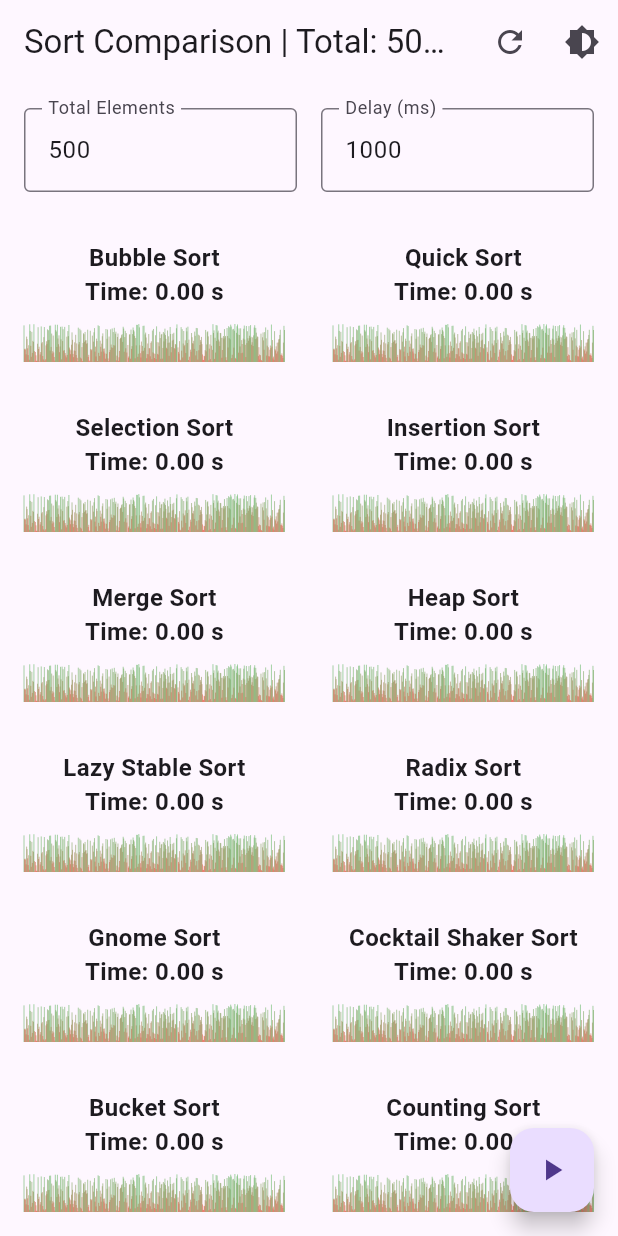
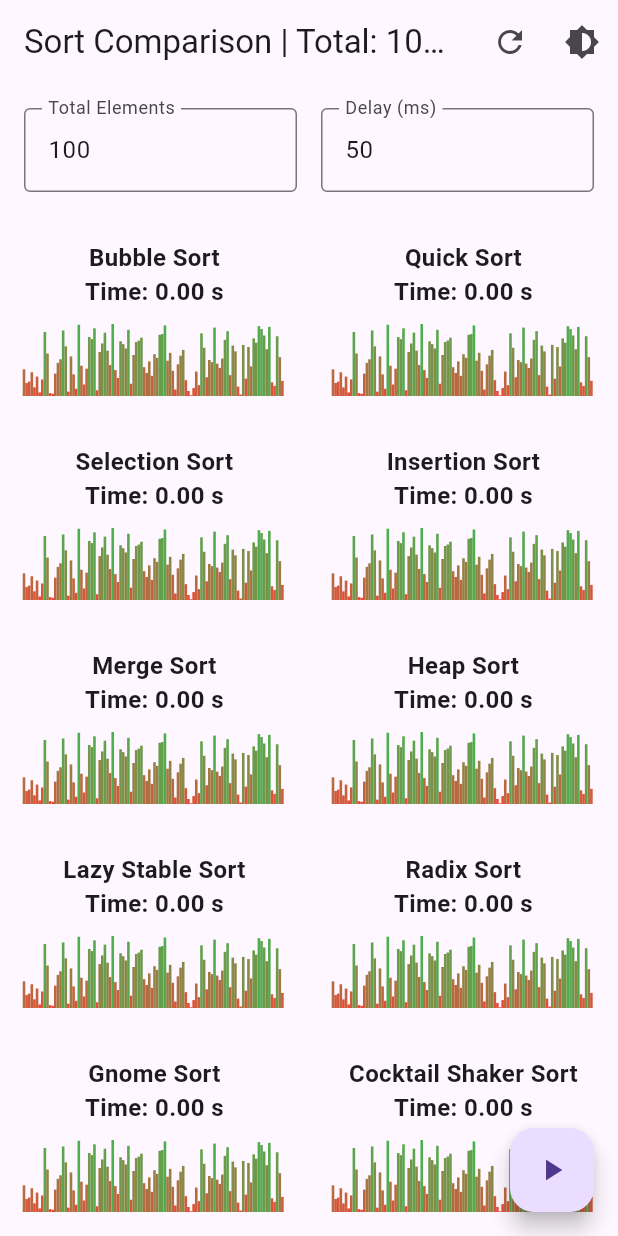
Before and after one commit to woobe-studio/Real-Time-Sort-Visualization, a Flutter app: the screen it shows after launch, after a tap on the "refresh" icon, on a phone screen of 412 x 824 dp. Run offline on Flutter 3.47's test engine with Material 3 defaults, Android fonts, the phone set to English and light mode, and no system bars.

Commit message:
fixed end user ui

```diff
--- a/lib/main.dart
+++ b/lib/main.dart
@@ -9,8 +9,6 @@ import 'sortAlgorithms/lazy_stable_sort.dart';
 import 'sortAlgorithms/radix_sort_lsd.dart';
 import 'sortAlgorithms/gnome_sort.dart';
 import 'sortAlgorithms/cocktail_shaker_sort.dart';
-import 'sortAlgorithms/bucket_sort.dart';
-import 'sortAlgorithms/counting_sort.dart';
 
 void main() {
   runApp(SortComparisonApp());
@@ -53,8 +51,6 @@ class _SortComparisonPageState extends State<SortComparisonPage> {
   List<int> _radixSortNumbers = [];
   List<int> _gnomeSortNumbers = [];
   List<int> _cocktailShakerSortNumbers = [];
-  List<int> _bucketSortNumbers = [];
-  List<int> _countingSortNumbers = [];
   bool _isSorting = false;
   bool _cancelSorting = false;
   int _duration = 50; // Default to milliseconds
@@ -62,7 +58,7 @@ class _SortComparisonPageState extends State<SortComparisonPage> {
 
   // Controllers for editable fields
   final TextEditingController _totalElementsController = TextEditingController(text: '100');
-  final TextEditingController _delayController = TextEditingController(text: '50');
+  final TextEditingController _delayController = TextEditingController(text: '5');
 
   // Variables to store sorting times
   Map<String, Duration> _sortingTimes = {
@@ -76,8 +72,6 @@ class _SortComparisonPageState extends State<SortComparisonPage> {
     'Radix Sort': Duration.zero,
     'Gnome Sort': Duration.zero,
     'Cocktail Shaker Sort': Duration.zero,
-    'Bucket Sort': Duration.zero,
-    'Counting Sort': Duration.zero,
   };
 
   // Manage ThemeMode
@@ -101,8 +95,6 @@ class _SortComparisonPageState extends State<SortComparisonPage> {
     _radixSortNumbers = List.from(numbers);
     _gnomeSortNumbers = List.from(numbers);
     _cocktailShakerSortNumbers = List.from(numbers);
-    _bucketSortNumbers = List.from(numbers);
-    _countingSortNumbers = List.from(numbers);
     setState(() {});
   }
 
@@ -123,8 +115,6 @@ class _SortComparisonPageState extends State<SortComparisonPage> {
       _measureSortTime('Radix Sort', () => radixSort(_radixSortNumbers, _duration, (updated) => setState(() => _radixSortNumbers = updated))),
       _measureSortTime('Gnome Sort', () => gnomeSort(_gnomeSortNumbers, _duration, (updated) => setState(() => _gnomeSortNumbers = updated))),
       _measureSortTime('Cocktail Shaker Sort', () => cocktailShakerSort(_cocktailShakerSortNumbers, _duration, (updated) => setState(() => _cocktailShakerSortNumbers = updated))),
-      _measureSortTime('Bucket Sort', () => bucketSort(_bucketSortNumbers, _duration, (updated) => setState(() => _bucketSortNumbers = updated))),
-      _measureSortTime('Counting Sort', () => countingSort(_countingSortNumbers, _duration, (updated) => setState(() => _countingSortNumbers = updated))),
     ];
 
     await Future.wait(sortTasks);
@@ -148,8 +138,8 @@ class _SortComparisonPageState extends State<SortComparisonPage> {
   void _handlePlayButtonPress() {
     if (!_isSorting) {
       setState(() {
-        _totalElements = int.tryParse(_totalElementsController.text) ?? 500;
-        _duration = int.tryParse(_delayController.text) ?? 1000; // Default to milliseconds
+        _totalElements = int.tryParse(_totalElementsController.text) ?? 100;
+        _duration = int.tryParse(_delayController.text) ?? 50; // Default to milliseconds
         _generateRandomNumbers(); // Generate numbers based on new values
       });
       _cancelSorting = false;
@@ -159,10 +149,10 @@ class _SortComparisonPageState extends State<SortComparisonPage> {
 
   void _handleRefreshPage() {
     setState(() {
-      _totalElementsController.text = '500';
-      _delayController.text = '1000'; // Default to milliseconds
-      _totalElements = 500;
-      _duration = 1000;
+      _totalElementsController.text = '100';
+      _delayController.text = '50'; // Default to milliseconds
+      _totalElements = 100;
+      _duration = 50;
       _generateRandomNumbers(); // Reset the numbers
       _isSorting = false; // Ensure sorting is stopped
     });
@@ -182,23 +172,11 @@ class _SortComparisonPageState extends State<SortComparisonPage> {
 
   @override
   Widget build(BuildContext context) {
-    return MaterialApp(
-      title: 'Sort Comparison',
-      theme: ThemeData(
-        primarySwatch: Colors.blue,
-        brightness: Brightness.light,
-        visualDensity: VisualDensity.adaptivePlatformDensity,
-      ),
-      darkTheme: ThemeData(
-        brightness: Brightness.dark,
-        primarySwatch: Colors.blue,
-        visualDensity: VisualDensity.adaptivePlatformDensity,
-      ),
-      themeMode: _themeMode,
-      home: Scaffold(
+    return Scaffold(
       appBar: AppBar(
         title: Text('Sort Comparison | Total: $_totalElements | Delay: ${_duration}ms'),
         actions: [
+          if (!_isSorting) // Only show the restart button when not sorting
             IconButton(
               icon: Icon(Icons.refresh),
               onPressed: _handleRefreshPage,
@@ -285,22 +263,14 @@ class _SortComparisonPageState extends State<SortComparisonPage> {
               ],
             ),
           ),
-            _buildDivider(height: 20),
-            Expanded(
-              child: Row(
-                children: [
-                  _buildSortColumn('Bucket Sort', _bucketSortNumbers, _sortingTimes['Bucket Sort']!),
-                  _buildSortColumn('Counting Sort', _countingSortNumbers, _sortingTimes['Counting Sort']!),
         ],
       ),
-            ),
-          ],
-        ),
-        floatingActionButton: FloatingActionButton(
+      floatingActionButton: _isSorting
+          ? null // Hide button when sorting
+          : FloatingActionButton(
         onPressed: _handlePlayButtonPress,
-          child: Icon(_isSorting ? Icons.stop : Icons.play_arrow),
-          tooltip: _isSorting ? 'Stop Sorting' : 'Start Sorting',
-        ),
+        child: Icon(Icons.play_arrow),
+        tooltip: 'Start Sorting',
       ),
     );
   }
```
Also changed, not shown: lib/sortAlgorithms/bucket_sort.dart (deleted, +0 -27 lines), lib/sortAlgorithms/counting_sort.dart (deleted, +0 -27 lines). Lines whose indentation alone changed are shown as unchanged.
